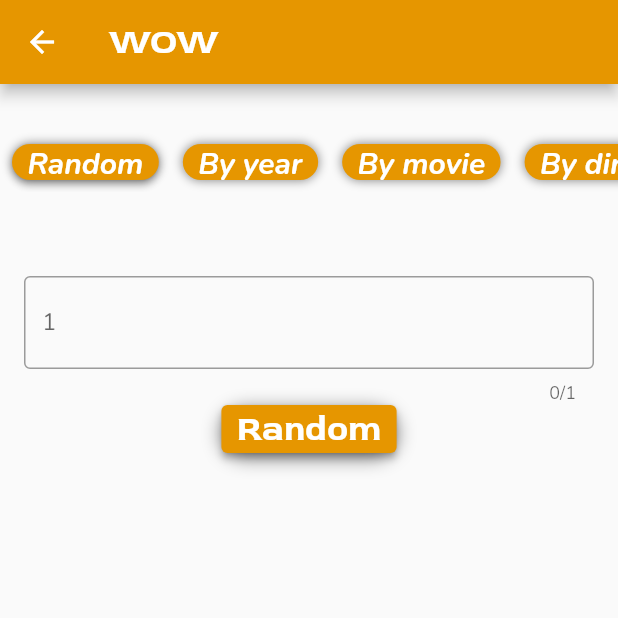
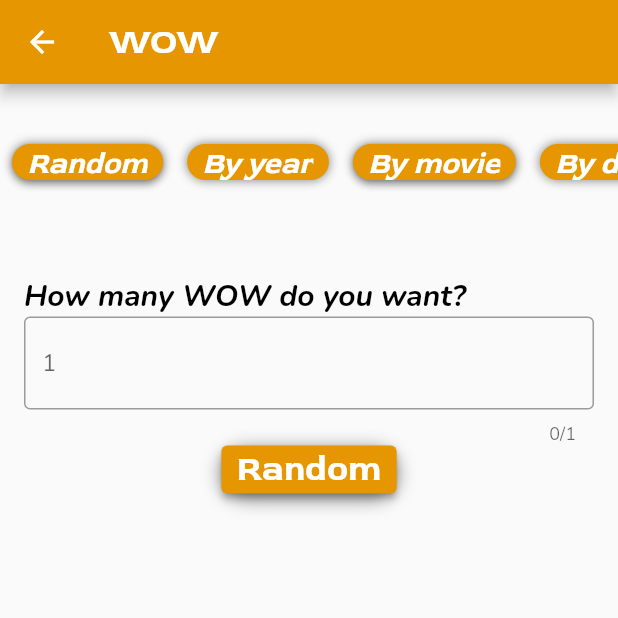
Before and after one commit to VTramon/Owen-Wilson-Wow-app, a Flutter app: the OptionScreen screen opened by its route, after a tap on "Random", on a phone screen of 412 x 824 dp, the top half of it. Run offline on Flutter 3.47's test engine with Material 2 defaults, Android fonts, the light colour scheme and no system bars; our stand-ins replace firebase_auth, firebase_core, firebase_crashlytics, flutter_bloc, google_sign_in; missing offline and left inert: giffy_dialog, http_interceptor, video_viewer; accounts and stored records are empty; project files that could hold a hidden picture were left out.

```diff
--- a/lib/components/buttons/wow_button.dart
+++ b/lib/components/buttons/wow_button.dart
@@ -43,7 +43,12 @@ class _WowButtonState extends State<WowButton> {
             onPressed: widget.onPressed,
             child: Text(
               widget.title,
-              style: Theme.of(context).textTheme.bodyText2,
+              style: TextStyle(
+                color: Colors.white,
+                fontSize: 20.0,
+                fontStyle: FontStyle.italic,
+                fontWeight: FontWeight.normal,
+              ),
             ),
             style: ElevatedButton.styleFrom(
               shape: RoundedRectangleBorder(
--- /dev/null
+++ b/lib/components/random_input_text.dart
@@ -0,0 +1,35 @@
+import 'package:flutter/material.dart';
+
+class RandomWowInputText extends StatelessWidget {
+  final TextEditingController? text;
+  final int? maxLength;
+  const RandomWowInputText({Key? key, required this.text, this.maxLength})
+      : super(key: key);
+
+  @override
+  Widget build(BuildContext context) {
+    return Column(
+      children: [
+        const SizedBox(
+          width: double.maxFinite,
+          child: Text(
+            'How many WOW do you want?',
+            style: TextStyle(
+              color: Colors.black,
+              fontWeight: FontWeight.bold,
+            ),
+          ),
+        ),
+        TextField(
+          decoration: const InputDecoration(
+            border: OutlineInputBorder(),
+            hintText: '1',
+          ),
+          maxLength: maxLength,
+          keyboardType: TextInputType.number,
+          controller: text,
+        ),
+      ],
+    );
+  }
+}
--- a/lib/components/wow_options_forms/random.dart
+++ b/lib/components/wow_options_forms/random.dart
@@ -1,6 +1,7 @@
 import 'package:flutter/material.dart';
 import 'package:owen_wilson/components/bloc_container.dart';
 import 'package:owen_wilson/components/buttons/screen_button.dart';
+import 'package:owen_wilson/components/random_input_text.dart';
 import 'package:owen_wilson/screens/wow.dart';
 
 class RandomForm extends StatefulWidget {
@@ -16,15 +17,7 @@ class _RandomFormState extends State<RandomForm> {
   Widget build(BuildContext context) {
     return Column(
       children: [
-        TextField(
-          decoration: const InputDecoration(
-            border: OutlineInputBorder(),
-            hintText: '1',
-          ),
-          maxLength: 1,
-          keyboardType: TextInputType.number,
-          controller: widget.text,
-        ),
+        RandomWowInputText(maxLength: 1, text: widget.text),
         ScreenButtonComponent(
           onPressed: () async {
             if (widget.text!.text.isNotEmpty) {
--- a/lib/http/webclient_http.dart
+++ b/lib/http/webclient_http.dart
@@ -9,11 +9,11 @@ final InterceptedClient client = InterceptedClient.build(
   requestTimeout: const Duration(seconds: 10),
 );
 
-Uri baseUrl({required String path, String? resultsLength}) {
+Uri baseUrl({String? query, String? resultsLength}) {
   if (resultsLength != null && resultsLength != '1') {
     return Uri.parse(
-        'https://owen-wilson-wow-api.herokuapp.com/wows/$path?results=$resultsLength');
+        'https://owen-wilson-wow-api.herokuapp.com/wows/random?$query&$resultsLength');
   } else {
-    return Uri.parse('https://owen-wilson-wow-api.herokuapp.com/wows/$path');
+    return Uri.parse('https://owen-wilson-wow-api.herokuapp.com/wows/random');
   }
 }
--- a/lib/main.dart
+++ b/lib/main.dart
@@ -84,7 +84,7 @@ class _MyAppState extends State<MyApp> with TickerProviderStateMixin {
             ),
             bodyText2: TextStyle(
               fontFamily: 'Nunito',
-              color: Colors.white,
+              color: Colors.black,
               fontSize: 20.0,
               fontStyle: FontStyle.italic,
               fontWeight: FontWeight.bold,
--- a/lib/screens/options.dart
+++ b/lib/screens/options.dart
@@ -2,6 +2,7 @@
 
 import 'package:flutter/material.dart';
 import 'package:owen_wilson/components/buttons/wow_button.dart';
+import 'package:owen_wilson/components/wow_options_forms/by_movie.dart';
 import 'package:owen_wilson/components/wow_options_forms/random.dart';
 import 'package:owen_wilson/models/options.dart';
 
@@ -54,17 +55,14 @@ class _OptionScreenState extends State<OptionScreen> {
                   ),
                   WowButton(
                     onPressed: null,
-                    // onPressed: () => _setSelectedButton(RandomForm()),
                     title: 'By year',
                   ),
                   WowButton(
-                    onPressed: null,
-                    // onPressed: () => _setSelectedButton(RandomForm()),
+                    onPressed: () => _setSelectedButton(ByMovie()),
                     title: 'By movie',
                   ),
                   WowButton(
                     onPressed: null,
-                    // onPressed: () => _setSelectedButton(RandomForm()),
                     title: 'By director',
                   ),
                 ],
--- a/lib/screens/wow.dart
+++ b/lib/screens/wow.dart
@@ -79,11 +79,7 @@ class WowContentView extends StatelessWidget {
 
 class _DefaultReturn extends StatefulWidget {
   final bool loading;
-  final bool? onError;
-  final String? error;
-  const _DefaultReturn(
-      {Key? key, required this.loading, this.onError, this.error})
-      : super(key: key);
+  const _DefaultReturn({Key? key, required this.loading}) : super(key: key);
 
   @override
   State<_DefaultReturn> createState() => _DefaultReturnState();
```
Also changed, not shown: lib/components/wow_options_forms/by_movie.dart (added, +94 -0 lines), lib/http/webclients/wow_webclient.dart (+27 -2 lines), pubspec.lock.
